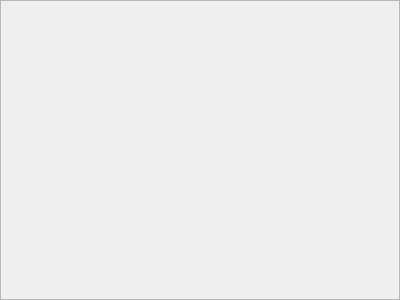
The window that moduleview.ui (voytoff/LCAdminQt) describes before a commit, drawn with Qt 5.
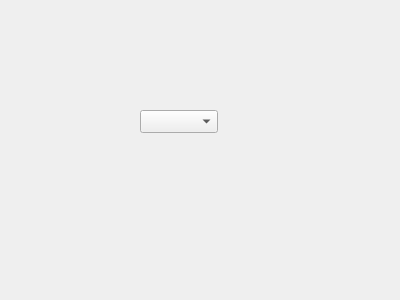
The same window after the commit.

What changed in the file:
```diff
--- a/moduleview.ui
+++ b/moduleview.ui
@@ -1,7 +1,7 @@
 <?xml version="1.0" encoding="UTF-8"?>
 <ui version="4.0">
  <class>ModuleView</class>
- <widget class="QScrollArea" name="ModuleView">
+ <widget class="QDockWidget" name="ModuleView">
   <property name="geometry">
    <rect>
     <x>0</x>
@@ -10,9 +10,27 @@
     <height>300</height>
    </rect>
   </property>
+  <property name="features">
+   <set>QDockWidget::DockWidgetFeature::DockWidgetClosable</set>
+  </property>
+  <property name="allowedAreas">
+   <set>Qt::DockWidgetArea::LeftDockWidgetArea</set>
+  </property>
   <property name="windowTitle">
    <string>ScrollArea</string>
   </property>
+  <widget class="QWidget" name="dockWidgetContents">
+   <widget class="QComboBox" name="comboBox">
+    <property name="geometry">
+     <rect>
+      <x>140</x>
+      <y>110</y>
+      <width>78</width>
+      <height>23</height>
+     </rect>
+    </property>
+   </widget>
+  </widget>
  </widget>
  <resources/>
  <connections/>
```
Left out of the diff: 2 changed lines with no effect on the pictures.
